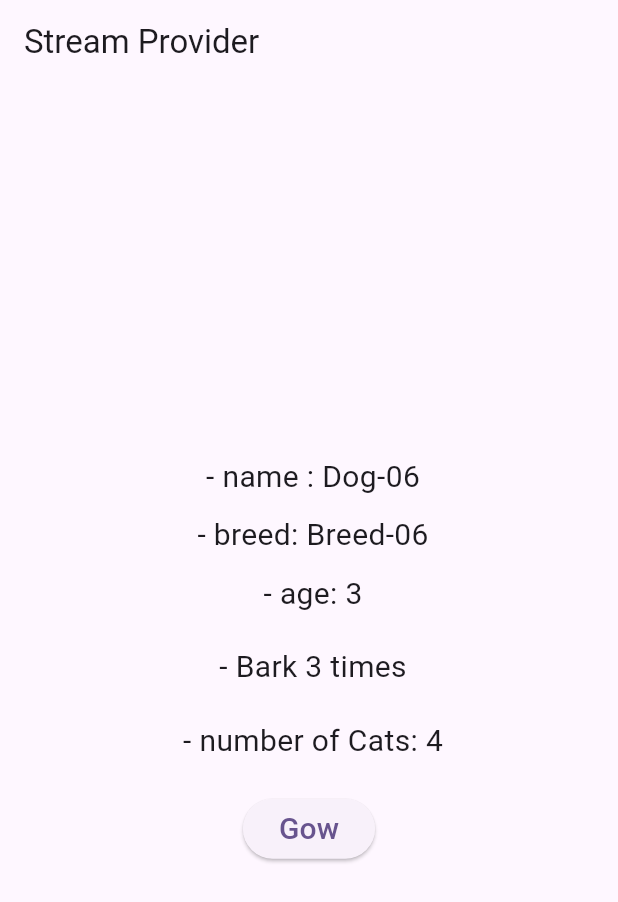
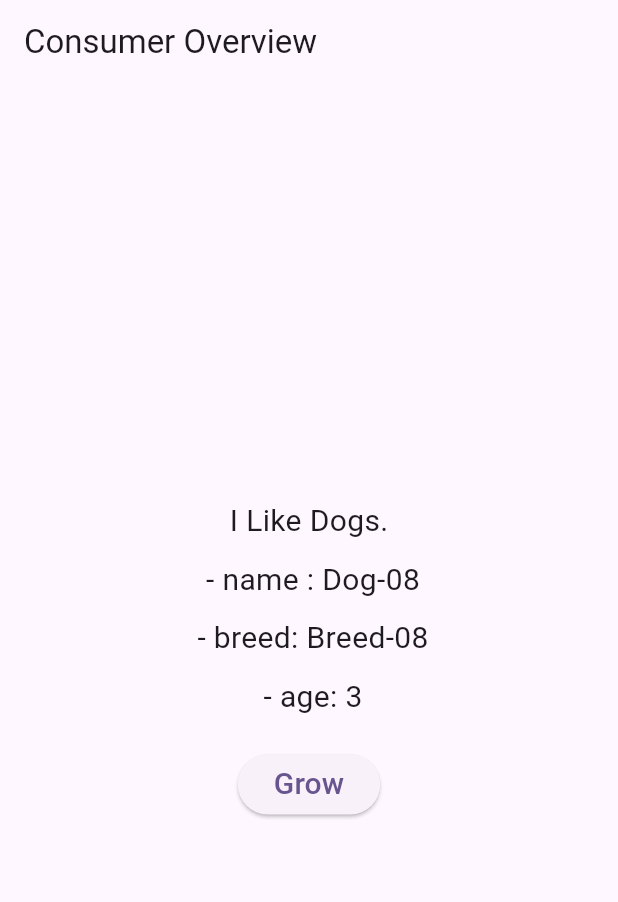
Before and after one commit to Sandeepsunil01/state-management-provider, a Flutter app: the screen it shows after launch, on a phone screen of 412 x 824 dp. Shown: the top 902 px of the screen. Run offline on Flutter 3.47's test engine with Material 2 defaults, Android fonts, the phone set to English and light mode, and no system bars.

Commit message:
Consumer Overview

```diff
--- a/lib/main.dart
+++ b/lib/main.dart
@@ -2,7 +2,8 @@ import 'package:flutter/material.dart';
 import 'package:provider/provider.dart';
 import 'package:state_management/models/cat.dart';
 import 'package:state_management/models/dog.dart';
-import 'package:state_management/provider_overview/provider_overview_07.dart';
+
+import 'provider_overview/provider_overview_08.dart';
 
 void main() {
   runApp(const MyApp());
@@ -17,7 +18,7 @@ class MyApp extends StatelessWidget {
       providers: [
         ChangeNotifierProvider<Dog>(
             create: (context) =>
-                Dog(name: "Dog-06", breed: "Breed-06", age: 3)),
+                Dog(name: "Dog-08", breed: "Breed-08", age: 3)),
         FutureProvider<int>(
           initialData: 0,
           create: (context) {
@@ -42,7 +43,7 @@ class MyApp extends StatelessWidget {
           colorScheme: ColorScheme.fromSeed(seedColor: Colors.deepPurple),
           useMaterial3: true,
         ),
-        home: const ProviderOverview07(),
+        home: const ProviderOverview08(),
       ),
     );
   }
--- a/lib/provider_overview/provider_overview_02.dart
+++ b/lib/provider_overview/provider_overview_02.dart
@@ -69,7 +69,7 @@ class Age extends StatelessWidget {
         ElevatedButton(
           onPressed: () => Provider.of<Dog>(context, listen: false).grow(),
           child: const Text(
-            "Gow",
+            "Grow",
             style: TextStyle(fontSize: 20),
           ),
         ),
--- a/lib/provider_overview/provider_overview_03.dart
+++ b/lib/provider_overview/provider_overview_03.dart
@@ -87,7 +87,7 @@ class Age extends StatelessWidget {
         ElevatedButton(
           onPressed: () => dog.grow(),
           child: const Text(
-            "Gow",
+            "Grow",
             style: TextStyle(fontSize: 20),
           ),
         ),
--- a/lib/provider_overview/provider_overview_04.dart
+++ b/lib/provider_overview/provider_overview_04.dart
@@ -69,7 +69,7 @@ class Age extends StatelessWidget {
         ElevatedButton(
           onPressed: () => Provider.of<Dog>(context, listen: false).grow(),
           child: const Text(
-            "Gow",
+            "Grow",
             style: TextStyle(fontSize: 20),
           ),
         ),
--- a/lib/provider_overview/provider_overview_05.dart
+++ b/lib/provider_overview/provider_overview_05.dart
@@ -68,7 +68,7 @@ class Age extends StatelessWidget {
         ElevatedButton(
           onPressed: () => context.read<Dog>().grow(),
           child: const Text(
-            "Gow",
+            "Grow",
             style: TextStyle(fontSize: 20),
           ),
         ),
--- a/lib/provider_overview/provider_overview_06.dart
+++ b/lib/provider_overview/provider_overview_06.dart
@@ -74,7 +74,7 @@ class Age extends StatelessWidget {
         ElevatedButton(
           onPressed: () => context.read<Dog>().grow(),
           child: const Text(
-            "Gow",
+            "Grow",
             style: TextStyle(fontSize: 20),
           ),
         ),
--- a/lib/provider_overview/provider_overview_07.dart
+++ b/lib/provider_overview/provider_overview_07.dart
@@ -78,7 +78,7 @@ class Age extends StatelessWidget {
         ElevatedButton(
           onPressed: () => context.read<Dog>().grow(),
           child: const Text(
-            "Gow",
+            "Grow",
             style: TextStyle(fontSize: 20),
           ),
         ),
--- /dev/null
+++ b/lib/provider_overview/provider_overview_08.dart
@@ -0,0 +1,92 @@
+import 'package:flutter/material.dart';
+import 'package:provider/provider.dart';
+
+import '../models/dog.dart';
+
+class ProviderOverview08 extends StatefulWidget {
+  const ProviderOverview08({super.key});
+
+  @override
+  State<ProviderOverview08> createState() => _ProviderOverview08State();
+}
+
+class _ProviderOverview08State extends State<ProviderOverview08> {
+  @override
+  Widget build(BuildContext context) {
+    return Scaffold(
+      appBar: AppBar(
+        title: const Text("Consumer Overview"),
+      ),
+      body: Consumer(
+        builder: (BuildContext context, Dog dog, Widget? child) {
+          return Center(
+            child: Column(
+              mainAxisAlignment: MainAxisAlignment.center,
+              mainAxisSize: MainAxisSize.min,
+              children: [
+                child!,
+                const SizedBox(height: 10),
+                Text(
+                  " - name : ${dog.name}",
+                  style: const TextStyle(fontSize: 20),
+                ),
+                const SizedBox(height: 10),
+                const BreedAndAge()
+              ],
+            ),
+          );
+        },
+        child: const Text(
+          "I Like Dogs.",
+          style: TextStyle(fontSize: 20),
+        ),
+      ),
+    );
+  }
+}
+
+class BreedAndAge extends StatelessWidget {
+  const BreedAndAge({super.key});
+
+  @override
+  Widget build(BuildContext context) {
+    return Consumer(builder: (_, Dog dog, __) {
+      return Column(
+        children: [
+          Text(
+            " - breed: ${dog.breed}",
+            style: const TextStyle(fontSize: 20),
+          ),
+          const SizedBox(height: 10),
+          const Age(),
+        ],
+      );
+    });
+  }
+}
+
+class Age extends StatelessWidget {
+  const Age({super.key});
+
+  @override
+  Widget build(BuildContext context) {
+    return Consumer(builder: (_, Dog dog, __) {
+      return Column(
+        children: [
+          Text(
+            " - age: ${dog.age}",
+            style: const TextStyle(fontSize: 20),
+          ),
+          const SizedBox(height: 20),
+          ElevatedButton(
+            onPressed: () => dog.grow(),
+            child: const Text(
+              "Grow",
+              style: TextStyle(fontSize: 20),
+            ),
+          ),
+        ],
+      );
+    });
+  }
+}
```
